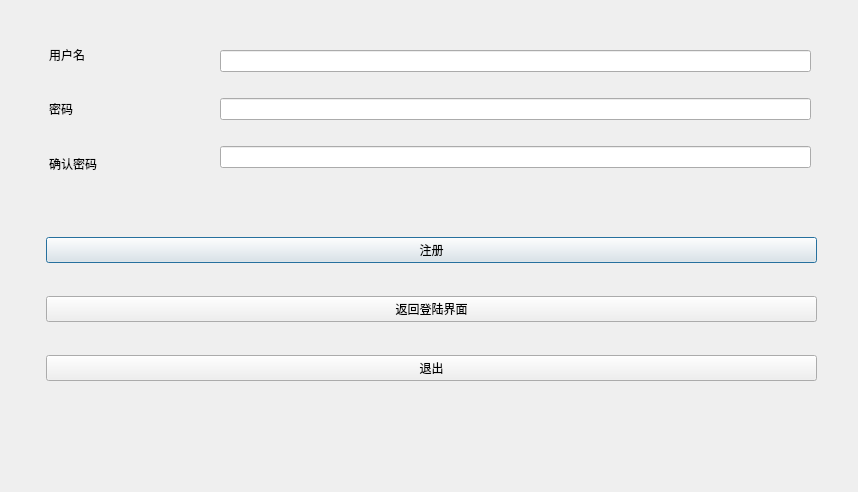
TimerChen/TrainTickets, file gitlearning/MW/UI/TrainUI/regist.ui: the form before one commit.
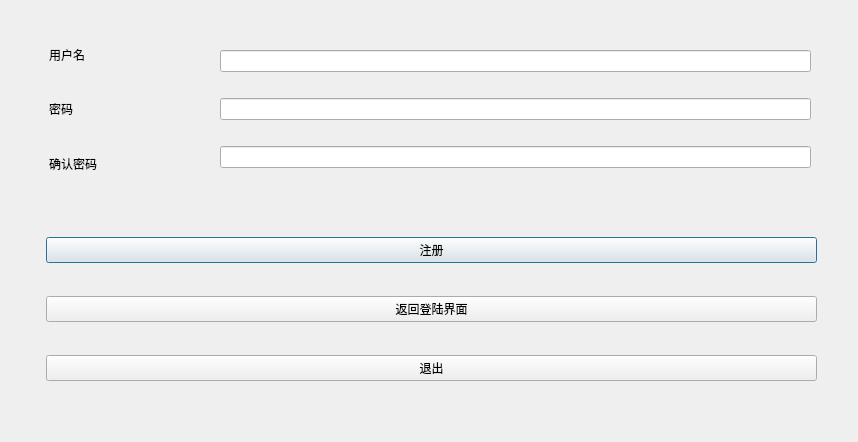
The form after the commit.

The edit to the form file:
```diff
--- a/gitlearning/MW/UI/TrainUI/regist.ui
+++ b/gitlearning/MW/UI/TrainUI/regist.ui
@@ -7,13 +7,25 @@
     <x>0</x>
     <y>0</y>
     <width>858</width>
-    <height>492</height>
+    <height>442</height>
    </rect>
   </property>
+  <property name="minimumSize">
+   <size>
+    <width>858</width>
+    <height>442</height>
+   </size>
+  </property>
+  <property name="maximumSize">
+   <size>
+    <width>858</width>
+    <height>442</height>
+   </size>
+  </property>
   <property name="windowTitle">
    <string>注册</string>
   </property>
-  <widget class="QWidget" name="">
+  <widget class="QWidget" name="layoutWidget">
    <property name="geometry">
     <rect>
      <x>49</x>
@@ -46,7 +58,7 @@
     </item>
    </layout>
   </widget>
-  <widget class="QWidget" name="">
+  <widget class="QWidget" name="layoutWidget">
    <property name="geometry">
     <rect>
      <x>220</x>
@@ -67,7 +79,7 @@
     </item>
    </layout>
   </widget>
-  <widget class="QWidget" name="">
+  <widget class="QWidget" name="layoutWidget">
    <property name="geometry">
     <rect>
      <x>46</x>
```
